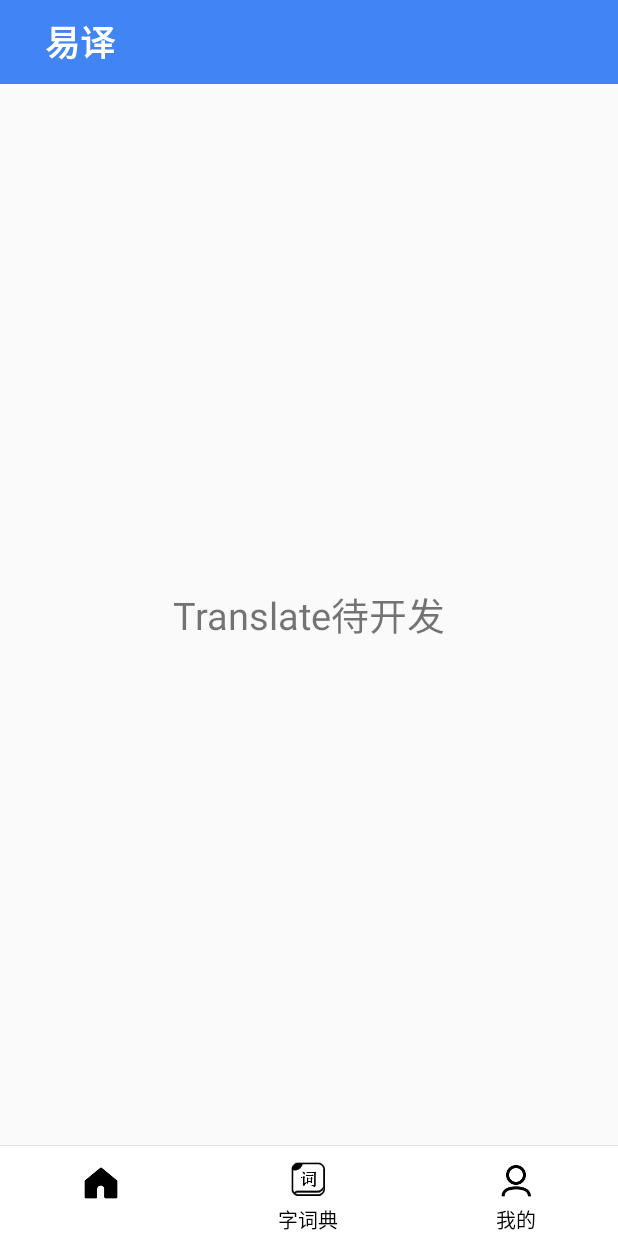
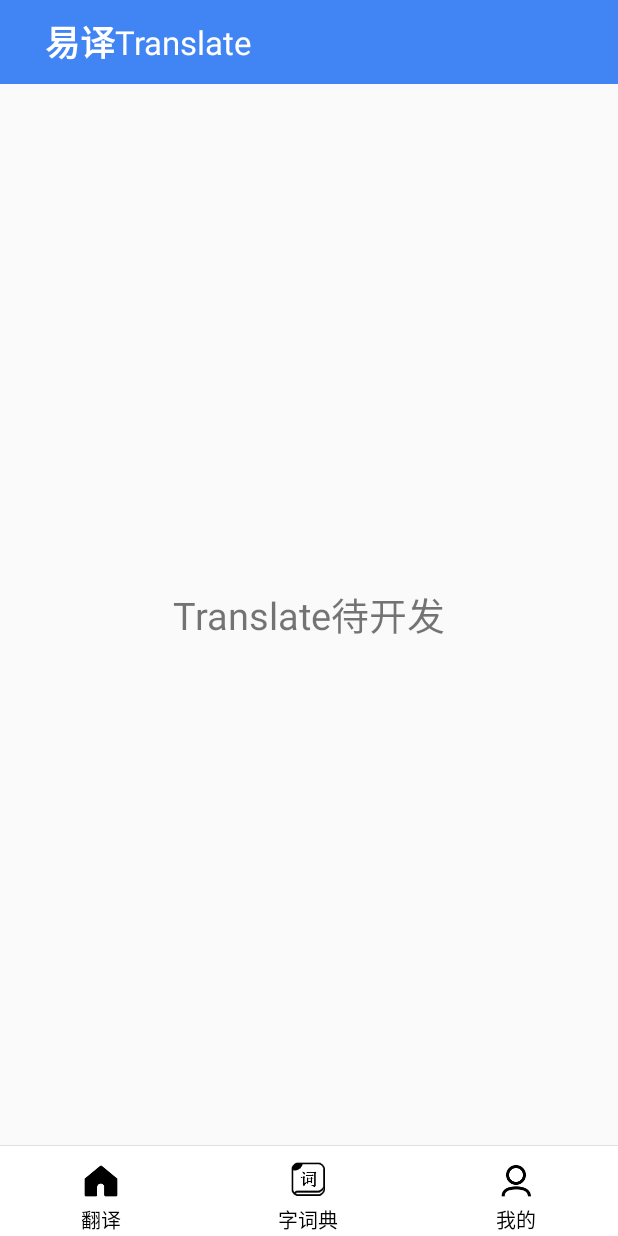
Before and after one commit to WangQi107/YiYi, an Android app: the screen it shows after launch (MainActivity), on a phone screen of 412 x 824 dp. Run offline under Robolectric (Android 15) with nearby library versions, the phone set to English and light mode, and no system bars.

Commit message:
string优化

```diff
--- a/app/src/main/res/layout/activity_main.xml
+++ b/app/src/main/res/layout/activity_main.xml
@@ -27,7 +27,7 @@
             android:id="@+id/main_title"
             android:layout_width="wrap_content"
             android:layout_height="wrap_content"
-            android:text=""
+            android:text="@string/title_twoT"
             android:textColor="@color/white"
             android:textSize="22sp" />
     </android.support.v7.widget.Toolbar>
@@ -61,7 +61,7 @@
             android:layout_height="wrap_content"
             android:checked="true"
             android:drawableTop="@drawable/rb_translate_img"
-            android:text="" />
+            android:text="@string/bottom_one" />
 
         <RadioButton
             android:id="@+id/rb_dict"
--- a/app/src/main/res/values/strings.xml
+++ b/app/src/main/res/values/strings.xml
@@ -1,6 +1,6 @@
 <resources>
     <string name="app_name">YiYi</string>
     <string name="title_one">易译</string>
-    <style name="title_twoT">Translate</style>
-    <style name="bottom_one">翻译</style>
+    <string name="title_twoT">Translate</string>
+    <string name="bottom_one">翻译</string>
 </resources>
```
